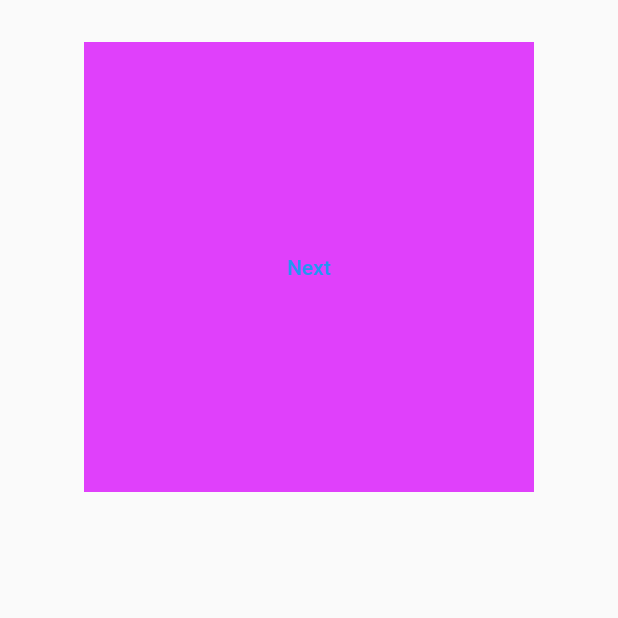
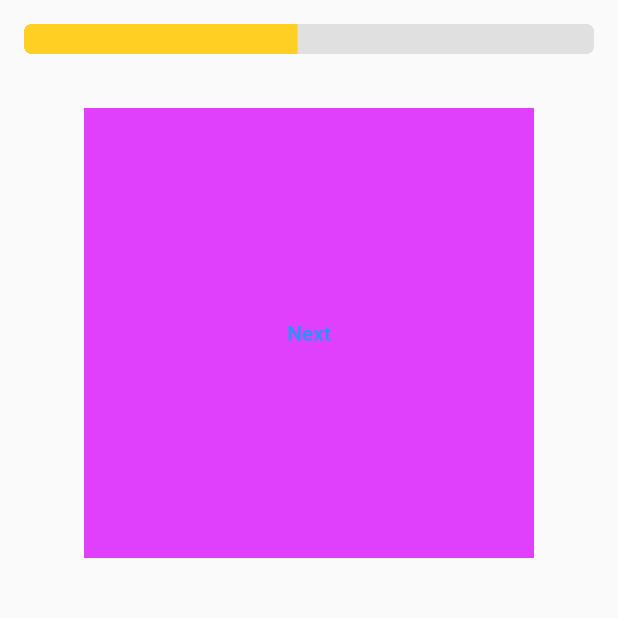
Before and after one commit to MayurSMahajan/transformX, a Flutter app: the screen it shows after launch, after a tap on "Next", on a phone screen of 412 x 824 dp, the top half of it. Run offline on Flutter 3.47's test engine with Material 2 defaults, Android fonts, the phone set to English and light mode, and no system bars; our stand-ins replace bloc, equatable, flutter_bloc, freezed_annotation; generated files the repository leaves out were written again.

Commit message:
chore: clean up new habit page

```diff
--- a/lib/new_habit/cubit/new_habit_cubit.dart
+++ b/lib/new_habit/cubit/new_habit_cubit.dart
@@ -2,14 +2,34 @@ import 'package:equatable/equatable.dart';
 import 'package:flutter/material.dart';
 import 'package:flutter_bloc/flutter_bloc.dart';
 
-part 'new_habit_state.dart';
+enum NewHabitStatus {
+  initial,
+  quarter,
+  half,
+  quarterAndHalf,
+  complete,
+}
+
+@immutable
+class NewHabitState extends Equatable {
+  const NewHabitState({
+    this.status = NewHabitStatus.initial,
+    this.progress = 0.0,
+  });
+
+  final NewHabitStatus status;
+  final double progress;
+
+  @override
+  List<Object> get props => [status, progress];
+}
 
 class NewHabitCubit extends Cubit<NewHabitState> {
   NewHabitCubit() : super(const NewHabitState());
 
-  void setStatus(NewHabitStatus status) {
-    emit(NewHabitState(
-      status: status,
-    ));
+  void setStatusAndProgress(NewHabitStatus status, double progress) {
+    emit(
+      NewHabitState(status: status, progress: progress),
+    );
   }
 }
--- a/lib/new_habit/cubit/new_habit_state.dart
+++ /dev/null
@@ -1,22 +0,0 @@
-part of 'new_habit_cubit.dart';
-
-enum NewHabitStatus {
-  initial,
-  quarter,
-  half,
-  quarterAndHalf,
-  complete,
-  created
-}
-
-@immutable
-class NewHabitState extends Equatable {
-  const NewHabitState({
-    this.status = NewHabitStatus.initial,
-  });
-
-  final NewHabitStatus status;
-
-  @override
-  List<Object> get props => [status];
-}
--- a/lib/new_habit/new_habit.dart
+++ b/lib/new_habit/new_habit.dart
@@ -1,2 +1,3 @@
+export 'cubit/new_habit_cubit.dart';
 export 'view/view.dart';
 export 'widgets/widgets.dart';
--- a/lib/new_habit/view/new_habit_page.dart
+++ b/lib/new_habit/view/new_habit_page.dart
@@ -1,7 +1,6 @@
 import 'package:flutter/material.dart';
 import 'package:flutter_bloc/flutter_bloc.dart';
-import 'package:transformx/new_habit/cubit/new_habit_cubit.dart';
-import 'package:transformx/new_habit/widgets/habit_initial.dart';
+import 'package:transformx/new_habit/new_habit.dart';
 
 class NewHabitPage extends StatelessWidget {
   const NewHabitPage({super.key});
@@ -22,16 +21,6 @@ class NewHabitView extends StatelessWidget {
   Widget build(BuildContext context) {
     return Scaffold(
       body: SafeArea(
-        child: Column(
-          children: [
-            //progress indicator
-            Padding(
-              padding: const EdgeInsets.all(14),
-              child: Container(
-                color: Colors.amber,
-              ),
-            ),
-            Center(
         child: BlocBuilder<NewHabitCubit, NewHabitState>(
           builder: (context, state) {
             switch (state.status) {
@@ -44,8 +33,6 @@ class NewHabitView extends StatelessWidget {
               case NewHabitStatus.quarterAndHalf:
                 return const HabitQuarterAndHalfForm();
               case NewHabitStatus.complete:
-                      return const HabitCompleteForm();
-                    case NewHabitStatus.created:
                 return Container(
                   color: Colors.indigo,
                 );
@@ -53,9 +40,6 @@ class NewHabitView extends StatelessWidget {
           },
         ),
       ),
-          ],
-        ),
-      ),
     );
   }
 }
--- /dev/null
+++ b/lib/new_habit/widgets/habit_initial_form.dart
@@ -0,0 +1,36 @@
+import 'package:flutter/material.dart';
+import 'package:flutter_bloc/flutter_bloc.dart';
+import 'package:transformx/infra/infra.dart';
+import 'package:transformx/new_habit/new_habit.dart';
+
+class HabitInitialForm extends StatelessWidget {
+  const HabitInitialForm({super.key});
+
+  @override
+  Widget build(BuildContext context) {
+    final progress = context.select(
+      (NewHabitCubit cubit) => cubit.state.progress,
+    );
+
+    return Column(
+      children: [
+        CustomProgressIndicator(progress: progress),
+        const VSpace(),
+        Container(
+          height: 300,
+          width: 300,
+          color: Colors.pinkAccent,
+          child: TextButton(
+            child: const Text('Next'),
+            onPressed: () {
+              context.read<NewHabitCubit>().setStatusAndProgress(
+                    NewHabitStatus.quarter,
+                    0.25,
+                  );
+            },
+          ),
+        ),
+      ],
+    );
+  }
+}
--- /dev/null
+++ b/lib/new_habit/widgets/habit_quarter_form.dart
@@ -0,0 +1,36 @@
+import 'package:flutter/material.dart';
+import 'package:flutter_bloc/flutter_bloc.dart';
+import 'package:transformx/infra/infra.dart';
+import 'package:transformx/new_habit/new_habit.dart';
+
+class HabitQuarterForm extends StatelessWidget {
+  const HabitQuarterForm({super.key});
+
+  @override
+  Widget build(BuildContext context) {
+    final progress = context.select(
+      (NewHabitCubit cubit) => cubit.state.progress,
+    );
+
+    return Column(
+      children: [
+        CustomProgressIndicator(progress: progress),
+        const VSpace(),
+        Container(
+          height: 300,
+          width: 300,
+          color: Colors.purpleAccent,
+          child: TextButton(
+            child: const Text('Next'),
+            onPressed: () {
+              context.read<NewHabitCubit>().setStatusAndProgress(
+                    NewHabitStatus.half,
+                    0.50,
+                  );
+            },
+          ),
+        ),
+      ],
+    );
+  }
+}
--- a/lib/new_habit/widgets/widgets.dart
+++ b/lib/new_habit/widgets/widgets.dart
@@ -1,2 +1,5 @@
-export 'habit_initial.dart';
+export 'habit_half_form.dart';
+export 'habit_initial_form.dart';
+export 'habit_quarter_and_half_form.dart';
+export 'habit_quarter_form.dart';
 export 'progress_indicator.dart';
```
Also changed, not shown: lib/new_habit/widgets/habit_half_form.dart (added, +35 -0 lines), lib/new_habit/widgets/habit_initial.dart (deleted, +0 -105 lines), lib/new_habit/widgets/habit_quarter_and_half_form.dart (added, +34 -0 lines). Lines whose indentation alone changed are shown as unchanged.
